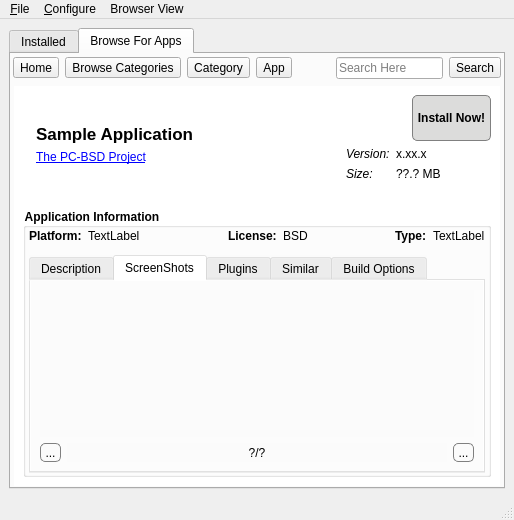
First picture: the form in pc-new-softwaremanager/mainUI.ui, repository pcbsd/pcbsd-projects, before the edit.
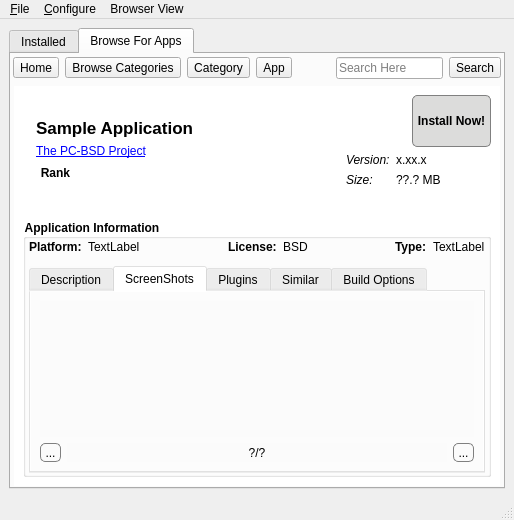
Second picture: the form after the edit. The open tabs and pages were chosen to show the change. Icons and pictures are not drawn.

```diff
--- a/pc-new-softwaremanager/mainUI.ui
+++ b/pc-new-softwaremanager/mainUI.ui
@@ -1091,6 +1091,33 @@
                   </property>
                  </widget>
                 </item>
+                <item>
+                 <widget class="QToolButton" name="tool_app_rank">
+                  <property name="font">
+                   <font>
+                    <weight>75</weight>
+                    <bold>true</bold>
+                   </font>
+                  </property>
+                  <property name="toolTip">
+                   <string>Rate this application on the PC-BSD wiki</string>
+                  </property>
+                  <property name="styleSheet">
+                   <string notr="true">QToolButton{background: transparent; border-width: 0px;}
+QToolButton::hover{border: 1px solid rgba(100,120,255,200); }</string>
+                  </property>
+                  <property name="text">
+                   <string notr="true">Rank</string>
+                  </property>
+                  <property name="icon">
+                   <iconset resource="SoftwareManager.qrc">
+                    <normaloff>:/icons/favorite.png</normaloff>:/icons/favorite.png</iconset>
+                  </property>
+                  <property name="toolButtonStyle">
+                   <enum>Qt::ToolButtonTextBesideIcon</enum>
+                  </property>
+                 </widget>
+                </item>
                 <item>
                  <spacer name="verticalSpacer_3">
                   <property name="orientation">
```
Left out of the diff: 18 changed lines with no effect on the pictures.
